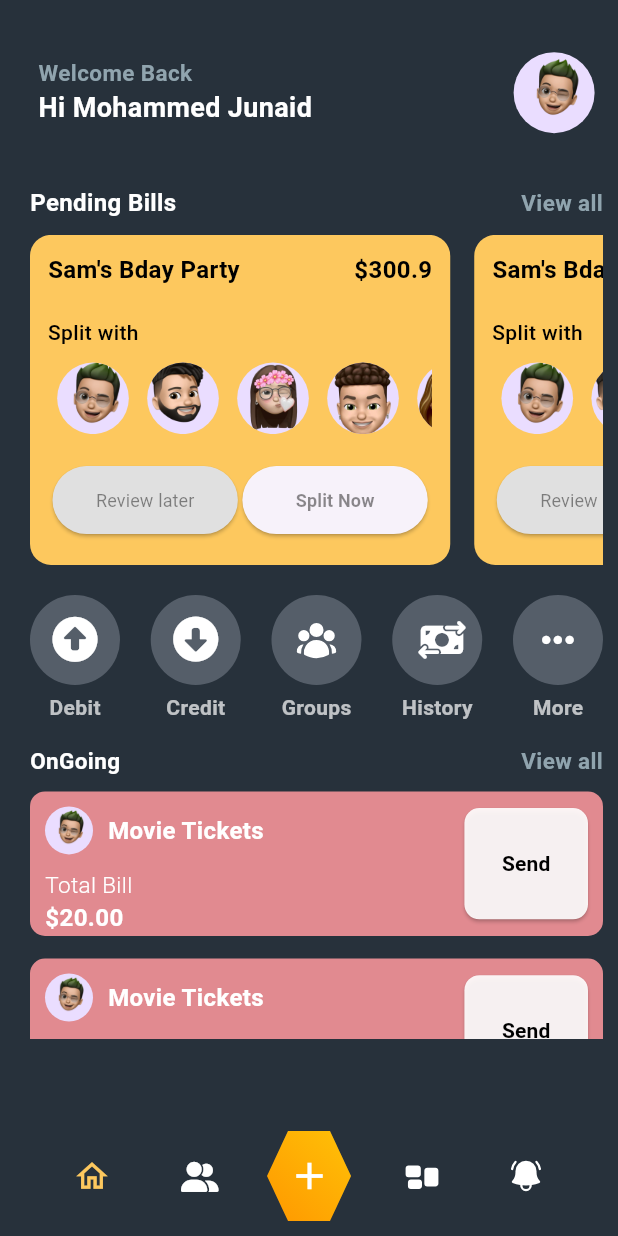
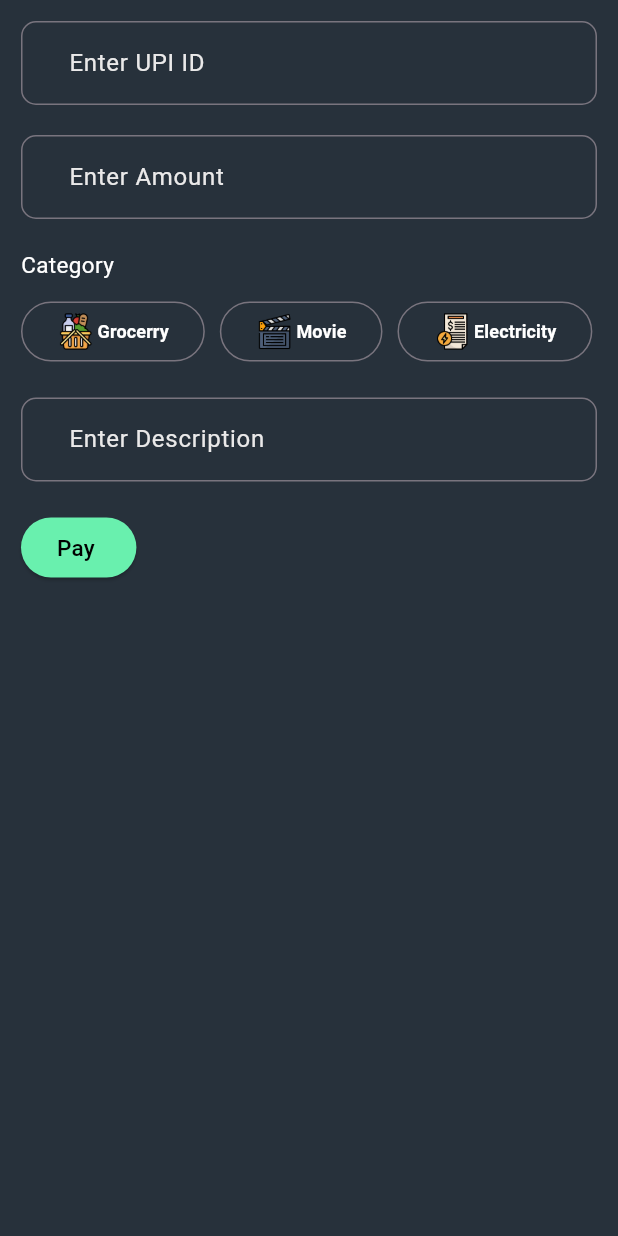
Before and after one commit to MdJunaidAhmed16/expense2, a Flutter app: the screen it shows after launch, on a phone screen of 412 x 824 dp. Run offline on Flutter 3.47's test engine with Material 3 defaults, Android fonts, the phone set to English and light mode, and no system bars; our stand-ins replace google_fonts, icons_plus; Roboto replaces fonts that are missing (Ubuntu).

Commit message:
Added transaction form and changed a little bit UI

```diff
--- a/lib/components/custom_nav_bar.dart
+++ b/lib/components/custom_nav_bar.dart
@@ -40,7 +40,7 @@ class _CustomBottomBarState extends State<CustomBottomBar> {
                 child: ClipPath(
                   clipper: HexagonClipper(),
                   child: GestureDetector(
-                    onTap: ()=>{},
+                    onTap: ()=>Navigator.pushNamed(context, '/txnPage'),
                     child: Container(
                       width: 60,
                       height: 130,
--- /dev/null
+++ b/lib/components/custom_outlinned_button.dart
@@ -0,0 +1,29 @@
+import 'package:flutter/material.dart';
+
+class CustomOutlinnedButton extends StatelessWidget {
+  const CustomOutlinnedButton({super.key, required this.categoryName});
+  final String categoryName;
+
+  @override
+  Widget build(BuildContext context) {
+    return OutlinedButton(
+      onPressed: () {},
+      child: Row(
+        mainAxisAlignment: MainAxisAlignment.start,
+        children: [
+          Image(
+            image: AssetImage('assets/${categoryName.toLowerCase()}.png'),
+            width: 25,
+            height: 25,
+          ),
+          const SizedBox(width: 2,),
+          Text(
+            categoryName ,
+            style: const TextStyle(
+                color: Colors.white, fontSize: 12, fontWeight: FontWeight.w600),
+          ),
+        ],
+      ),
+    );
+  }
+}
--- /dev/null
+++ b/lib/components/text_field.dart
@@ -0,0 +1,45 @@
+import 'package:flutter/material.dart';
+
+class CustomTextField extends StatelessWidget {
+
+  const CustomTextField({super.key, required this.fieldName, required this.regexPattern});
+  final String fieldName;
+  final String regexPattern;
+
+  @override
+  Widget build(BuildContext context) {
+    String fieldVal = "";
+    return TextFormField(
+      decoration: InputDecoration(
+        labelText: "Enter $fieldName",
+        labelStyle: const TextStyle(color: Color.fromARGB(255, 234, 233, 233)),
+        border: const OutlineInputBorder(
+          borderRadius: BorderRadius.all(Radius.circular(10)),
+          gapPadding: 20,
+          borderSide: BorderSide(
+            color: Colors.white, // Define your border color
+            width: 2, // Define the border width
+          ),
+        ),
+        focusedBorder: OutlineInputBorder(
+          borderRadius: BorderRadius.circular(10),
+          borderSide: const BorderSide(
+            color: Colors.white, // Same color as enabledBorder
+            width: 1.5, // Same width as enabledBorder
+          ),
+        ),
+      ),
+      validator: (value) {
+        if (value == null || value.isEmpty) {
+          return '$fieldName cannot be empty';
+        } else if (!RegExp(regexPattern).hasMatch(value)) {
+          return 'Enter a valid $fieldName';
+        }
+        return null;
+      },
+      onSaved: (value) {
+        fieldVal = value!;
+      },
+    );
+  }
+}
--- /dev/null
+++ b/lib/components/transaction_form.dart
@@ -0,0 +1,60 @@
+import 'package:expense_2/components/custom_outlinned_button.dart';
+import 'package:expense_2/components/text_field.dart';
+import 'package:flutter/material.dart';
+
+class TxnForm extends StatefulWidget {
+  const TxnForm({super.key});
+
+  @override
+  State<TxnForm> createState() => _TxnFormState();
+}
+
+class _TxnFormState extends State<TxnForm> {
+  final _formKey = GlobalKey<FormState>();
+
+
+  @override
+  Widget build(BuildContext context) {
+    return Scaffold(
+      backgroundColor: const Color(0xff27313b),
+      body: Padding(
+        padding: const EdgeInsets.all(14.0),
+        child: Form(
+          key: _formKey,
+          child:   Column(
+            crossAxisAlignment: CrossAxisAlignment.start,
+            children: [
+              const CustomTextField(fieldName: "UPI ID", regexPattern: r'^[a-zA-z0-9]+@ok[a-zA-z]+$',),
+              const SizedBox(height: 20,),
+              const CustomTextField(fieldName: "Amount", regexPattern: r'^[0-9]+$',),
+              const SizedBox(height: 20,),
+              const Text("Category", style: TextStyle(color: Colors.white, fontSize: 15),),
+              const SizedBox(height: 10,),
+              const Row(
+                children: [
+                  CustomOutlinnedButton(categoryName: "Grocerry"),
+                  SizedBox(width: 10,),
+                  CustomOutlinnedButton(categoryName: "Movie"),
+                  SizedBox(width: 10,),
+                  CustomOutlinnedButton(categoryName: "Electricity"),
+                ],
+              ),
+              const SizedBox(height: 20,),
+              const CustomTextField(fieldName: "Description", regexPattern: r'^[a-zA-z0-9]+$',),
+              const SizedBox(height: 20,),
+              ElevatedButton(
+                onPressed: (){
+
+                },
+                style: ElevatedButton.styleFrom(
+                  backgroundColor: Colors.greenAccent,
+                ),
+                child: const Text("Pay ", style: TextStyle(color: Colors.black, fontSize: 15, fontWeight: FontWeight.w500)),
+              )
+            ],
+          ),
+        ),
+      ),
+    );
+  }
+}
--- a/lib/main.dart
+++ b/lib/main.dart
@@ -1,20 +1,20 @@
-import 'package:expense_2/ui/home.dart';
+import 'package:expense_2/routes/route_generator.dart';
 import 'package:flutter/material.dart';
 
 void main() {
-  runApp(const MyApp());
+  runApp(MyApp());
 }
 
 class MyApp extends StatelessWidget {
-  const MyApp({super.key});
-
+  MyApp({super.key});
+  final RouteGenerator _router = RouteGenerator();
   // This widget is the root of your application.
   @override
   Widget build(BuildContext context) {
-    return const MaterialApp(
-      home: SafeArea(
-        child:
-          HomePage(),
+    return SafeArea(
+      child: MaterialApp(
+        initialRoute: '/txnPage',
+        onGenerateRoute: _router.routeGenerate,
       ),
     );
   }
--- /dev/null
+++ b/lib/routes/route_generator.dart
@@ -0,0 +1,16 @@
+import 'package:expense_2/components/transaction_form.dart';
+import 'package:expense_2/ui/home.dart';
+import 'package:flutter/cupertino.dart';
+
+class RouteGenerator {
+  Route? routeGenerate(RouteSettings settings){
+
+    //final args = settings.arguments;
+
+    switch(settings.name){
+      case '/' : return CupertinoPageRoute(builder: (context) => const HomePage());
+      case '/txnPage' : return CupertinoPageRoute(builder: (context) => const TxnForm());
+    }
+    return null;
+  }
+}
--- a/lib/ui/home.dart
+++ b/lib/ui/home.dart
@@ -92,7 +92,7 @@ class _HomePageState extends State<HomePage> {
                 Row(
                   mainAxisAlignment: MainAxisAlignment.spaceBetween,
                   children: [
-                    Text("OnGoing",
+                    Text("Businesses",
                         style: GoogleFonts.ubuntu(
                             fontWeight: FontWeight.w600,
                             color: Colors.white,
@@ -118,7 +118,7 @@ class _HomePageState extends State<HomePage> {
                           return Padding(
                             padding: const EdgeInsets.only(bottom: 15.0),
                             child: Container(
-                              height: MediaQuery.of(context).size.height * 0.117,
+                              height: MediaQuery.of(context).size.height * 0.06,
                               decoration: const BoxDecoration(
                                 color: Color.fromARGB(255, 225, 138, 144),
                                 borderRadius: BorderRadius.all(Radius.circular(10)),
@@ -137,22 +137,22 @@ class _HomePageState extends State<HomePage> {
                                               children: [
                                                 CircleAvatar(radius: 16, backgroundImage:AssetImage("assets/avatar.png"),),
                                                 SizedBox(width: 10,),
-                                                Text('Movie Tickets', style: TextStyle(color: Colors.white, fontSize: 16, fontWeight: FontWeight.bold),),
+                                                Text('Movie Tickets : ', style: TextStyle(color: Colors.white, fontSize: 16, fontWeight: FontWeight.bold),),
+                                                Text("\$20.00", style: TextStyle(color: Colors.white, fontSize: 16.1, fontWeight: FontWeight.bold),)
                                               ],
                                             ),
-                                            SizedBox(height: 10,),
-                                            Text('Total Bill', style: TextStyle(color: Colors.white, fontSize: 15, fontWeight: FontWeight.w300),),
-                                            Text("\$20.00", style: TextStyle(color: Colors.white, fontSize: 16.1, fontWeight: FontWeight.bold),)
+
+
                                           ],
                                         ),
                                         ElevatedButton(onPressed: ()=>{},style: ElevatedButton.styleFrom(
                                           shape: RoundedRectangleBorder(
                                             borderRadius: BorderRadius.circular(10)
                                           ),
-                                          fixedSize: Size(MediaQuery.sizeOf(context).width * 0.2, MediaQuery.of(context).size.height * 0.09,),
+                                          fixedSize: Size(MediaQuery.sizeOf(context).width * 0.23, MediaQuery.of(context).size.height * 0.06,),
                                           backgroundColor: const Color.fromARGB(231, 255, 255, 255),
                                         ),
-                                        child: const Text("Send", style: TextStyle(color: Colors.black, fontSize: 14, fontWeight: FontWeight.bold),),
+                                        child: Text("Pay", style: TextStyle(color: Colors.black, fontSize: 13, fontWeight: FontWeight.bold),),
                                         ),
                                       ],
                                     ),
```
Also changed, not shown: assets/electricity.png (added), assets/grocerry.png (added), assets/movie.png (added).
